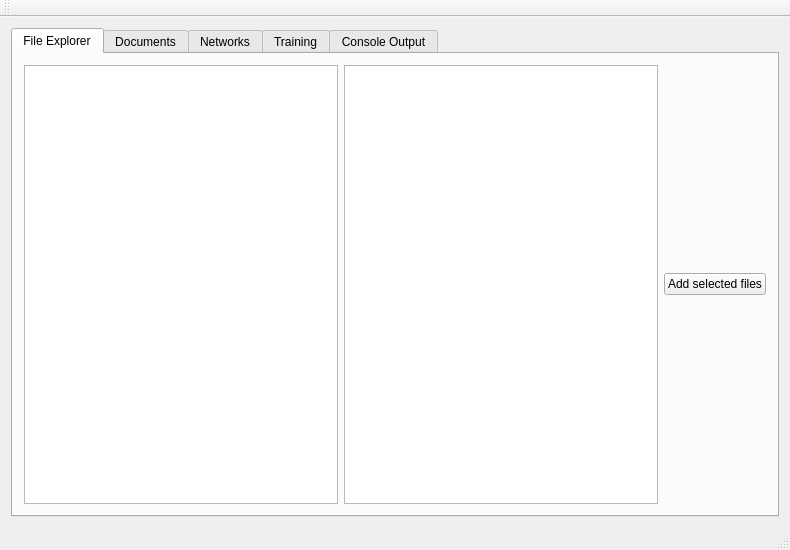
Before: the Qt Designer form res/layout/mainwindow.ui in oxycoon/Thesis-NeuralNetwork, drawn with Qt 5.
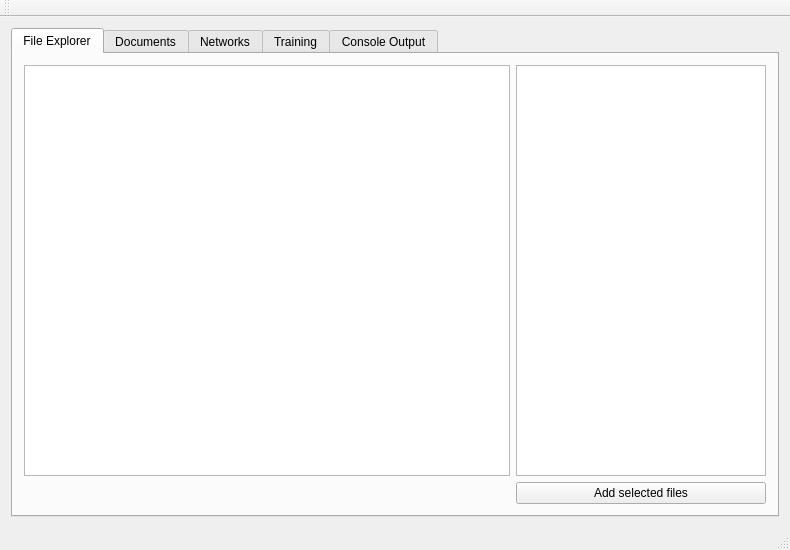
After: the same form once the commit is applied. The open tabs and pages were chosen to show the change. Custom widgets are drawn as their Qt base class.

Patch:
```diff
--- a/res/layout/mainwindow.ui
+++ b/res/layout/mainwindow.ui
@@ -36,14 +36,18 @@
         </item>
         <item row="0" column="1">
          <widget class="QListView" name="filelistview">
+          <property name="maximumSize">
+           <size>
+            <width>250</width>
+            <height>16777215</height>
+           </size>
+          </property>
           <property name="alternatingRowColors">
            <bool>false</bool>
           </property>
          </widget>
         </item>
-        <item row="0" column="2">
-         <layout class="QVBoxLayout" name="verticalLayout">
-          <item>
+        <item row="1" column="1">
            <widget class="QPushButton" name="button_addFile">
             <property name="text">
              <string>Add selected files</string>
@@ -52,8 +56,6 @@
              <bool>false</bool>
             </property>
            </widget>
-          </item>
-         </layout>
         </item>
        </layout>
       </widget>
```
Left out of the diff: 2 changed lines with no effect on the pictures. Lines whose indentation alone changed are shown as unchanged.
